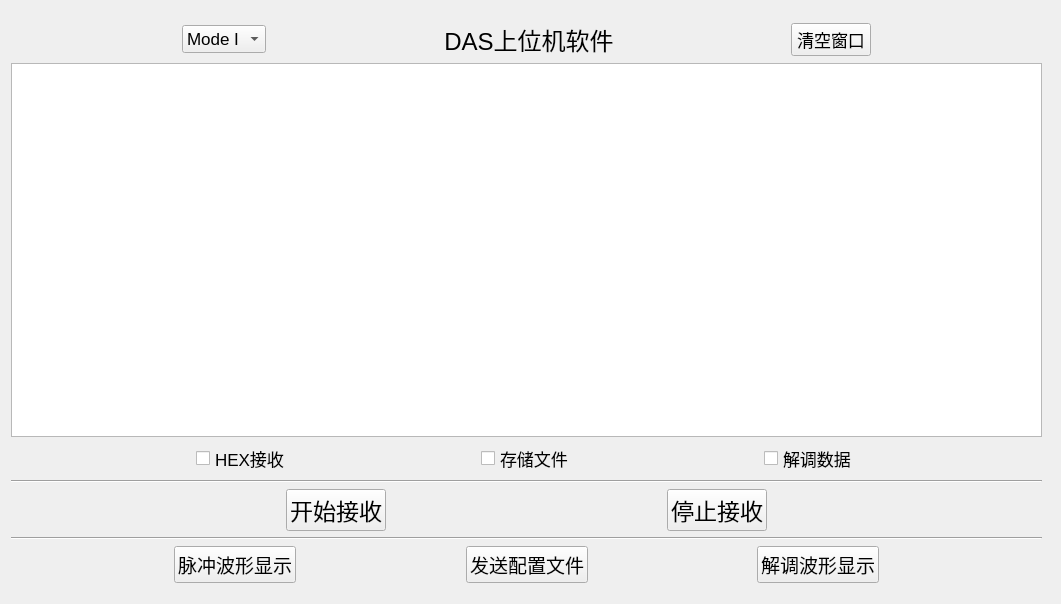
The window that mainwindow.ui (DIWEIKA/Qt_UDP_DAS_v6.5.2) describes before a commit, drawn with Qt 5.
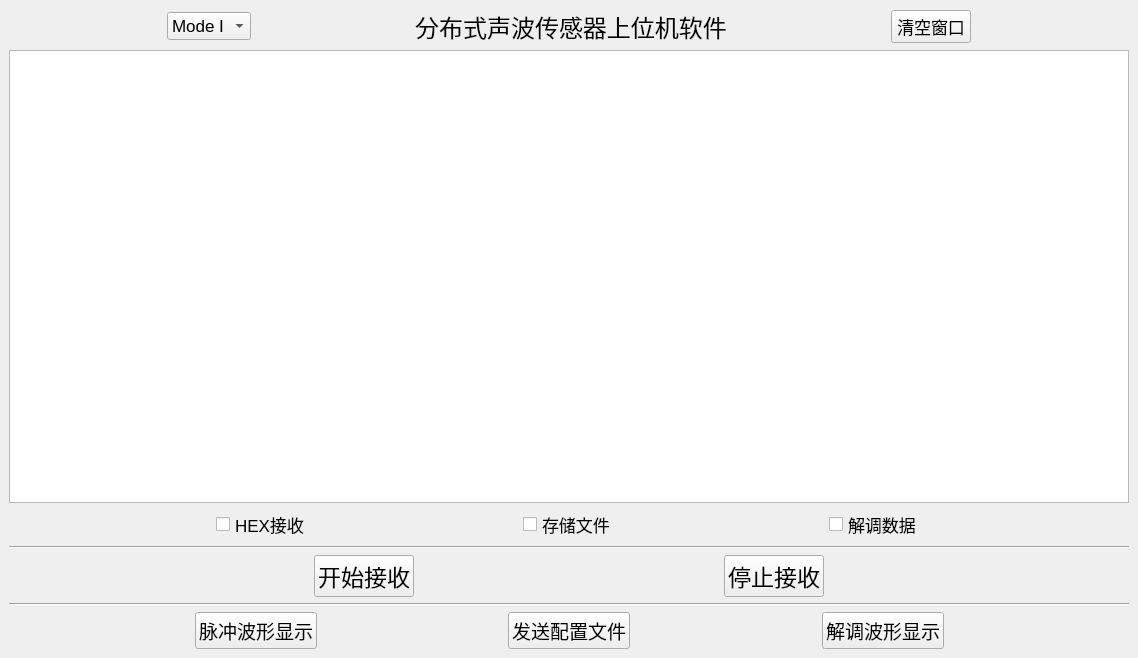
The same window after the commit.

Patch:
```diff
--- a/mainwindow.ui
+++ b/mainwindow.ui
@@ -6,8 +6,8 @@
    <rect>
     <x>0</x>
     <y>0</y>
-    <width>1061</width>
-    <height>604</height>
+    <width>1138</width>
+    <height>658</height>
    </rect>
   </property>
   <property name="font">
@@ -31,15 +31,8 @@
    <property name="autoFillBackground">
     <bool>true</bool>
    </property>
-   <widget class="QWidget" name="layoutWidget">
-    <property name="geometry">
-     <rect>
-      <x>11</x>
-      <y>22</y>
-      <width>1031</width>
-      <height>561</height>
-     </rect>
-    </property>
+   <layout class="QGridLayout" name="gridLayout">
+    <item row="0" column="0">
     <layout class="QVBoxLayout" name="verticalLayout">
      <item>
       <layout class="QHBoxLayout" name="horizontalLayout_3">
@@ -58,6 +51,15 @@
        </item>
        <item>
         <widget class="QComboBox" name="comboBox_Mode">
+          <property name="font">
+           <font>
+            <pointsize>13</pointsize>
+            <kerning>true</kerning>
+           </font>
+          </property>
+          <property name="frame">
+           <bool>true</bool>
+          </property>
          <item>
           <property name="text">
            <string>Mode I</string>
@@ -92,7 +94,7 @@
           </font>
          </property>
          <property name="text">
-          <string>DAS上位机软件</string>
+           <string>分布式声波传感器上位机软件</string>
          </property>
          <property name="alignment">
           <set>Qt::AlignCenter</set>
@@ -135,7 +137,11 @@
       </layout>
      </item>
      <item>
-      <widget class="QTextBrowser" name="textEdit_Msg"/>
+       <widget class="QTextBrowser" name="textEdit_Msg">
+        <property name="textInteractionFlags">
+         <set>Qt::LinksAccessibleByKeyboard</set>
+        </property>
+       </widget>
      </item>
      <item>
       <layout class="QHBoxLayout" name="horizontalLayout">
@@ -423,7 +429,8 @@
       </layout>
      </item>
     </layout>
-   </widget>
+    </item>
+   </layout>
   </widget>
  </widget>
  <resources/>
```
Lines whose indentation alone changed are shown as unchanged.
